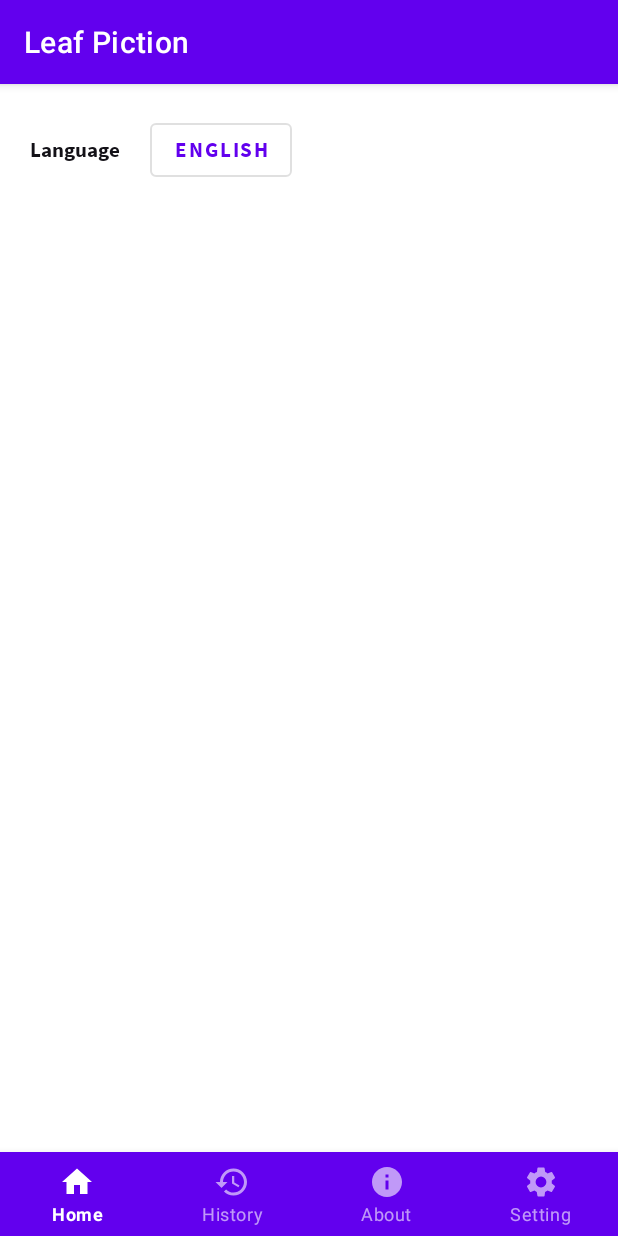
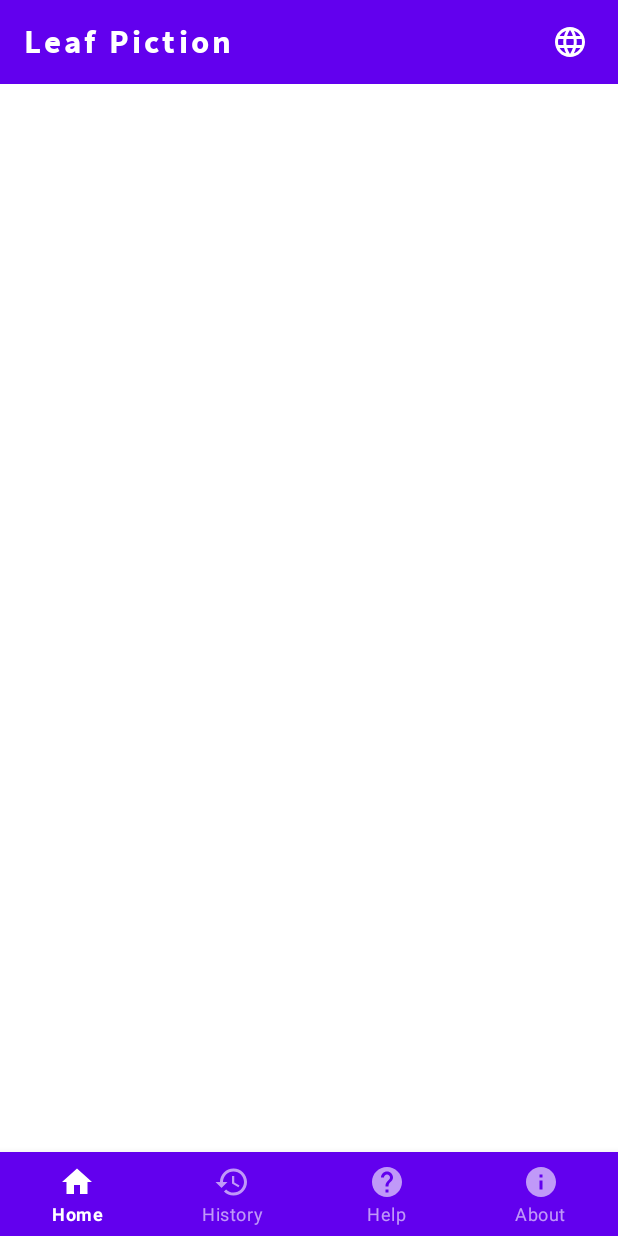
Before and after one commit to AjonG04/HLB, an Android app: the fragment HelpFragment placed in its activity, on a phone screen of 412 x 824 dp. Run offline under Robolectric (Android 15) with nearby library versions, the phone set to English and light mode, and no system bars.

Commit message:
Change Toolbar - Language Option, Help Menu

```diff
--- a/app/src/main/AndroidManifest.xml
+++ b/app/src/main/AndroidManifest.xml
@@ -30,6 +30,7 @@
         </activity>
         <activity
             android:name=".Activities.MainActivity"
+            android:theme="@style/NoActionBar"
             android:screenOrientation="portrait">
             <intent-filter>
                 <action android:name="android.intent.action.MAIN" />
--- a/app/src/main/java/com/example/leafpiction/Activities/MainActivity.java
+++ b/app/src/main/java/com/example/leafpiction/Activities/MainActivity.java
@@ -21,11 +21,12 @@ import android.os.Bundle;
 import android.provider.MediaStore;
 import android.view.MenuItem;
 import android.view.View;
+import android.widget.ImageView;
 
 import com.example.leafpiction.Fragments.AboutFragment;
 import com.example.leafpiction.Fragments.HistoryFragment;
 import com.example.leafpiction.Fragments.HomeFragment;
-import com.example.leafpiction.Fragments.SettingFragment;
+import com.example.leafpiction.Fragments.HelpFragment;
 import com.example.leafpiction.R;
 import com.google.android.material.bottomnavigation.BottomNavigationView;
 
@@ -36,6 +37,8 @@ import java.util.Locale;
 public class MainActivity extends AppCompatActivity {
 
     BottomNavigationView bottomNavigationView;
+    ImageView changeLang;
+
     private static final int CAMERA_REQUEST = 1888;
 
     SharedPreferences pref;
@@ -54,6 +57,14 @@ public class MainActivity extends AppCompatActivity {
 
         bottomNavigationView = (BottomNavigationView)findViewById(R.id.bottom_navigation);
         getSupportFragmentManager().beginTransaction().replace(R.id.fragment_container, new HomeFragment()).commit();
+
+        changeLang = findViewById(R.id.img_change_language);
+        changeLang.setOnClickListener(new View.OnClickListener() {
+            @Override
+            public void onClick(View view) {
+                changeLanguage();
+            }
+        });
 
         pref = getSharedPreferences("MyPref", Context.MODE_PRIVATE);
         editor = pref.edit();
@@ -90,8 +101,8 @@ public class MainActivity extends AppCompatActivity {
             case R.id.about:
                 selectedFragment = new AboutFragment();
                 break;
-            case R.id.setting:
-                selectedFragment = new SettingFragment();
+            case R.id.help:
+                selectedFragment = new HelpFragment();
                 break;
         }
 
@@ -163,9 +174,7 @@ public class MainActivity extends AppCompatActivity {
         getSupportFragmentManager().beginTransaction().replace(R.id.fragment_container, selectedFragment).commit();
     }
 
-    public void changeLanguage(View view){
-
-//        String mystring = getResources().getString(R.string.mystring);
+    public void changeLanguage(){
 
         String[] language = {
                 "English",
--- a/app/src/main/java/com/example/leafpiction/Fragments/SettingFragment.java
+++ b/app/src/main/java/com/example/leafpiction/Fragments/HelpFragment.java
@@ -13,9 +13,9 @@ import androidx.fragment.app.Fragment;
 /**
  * A simple {@link Fragment} subclass.
  */
-public class SettingFragment extends Fragment {
+public class HelpFragment extends Fragment {
 
-    public SettingFragment() {
+    public HelpFragment() {
         // Required empty public constructor
     }
 
@@ -24,6 +24,6 @@ public class SettingFragment extends Fragment {
     public View onCreateView(LayoutInflater inflater, ViewGroup container,
                              Bundle savedInstanceState) {
         // Inflate the layout for this fragment
-        return inflater.inflate(R.layout.fragment_setting, container, false);
+        return inflater.inflate(R.layout.fragment_help, container, false);
     }
 }
--- /dev/null
+++ b/app/src/main/res/drawable-v24/ic_baseline_language_24.xml
@@ -0,0 +1,5 @@
+<vector android:height="24dp" android:tint="#FFFFFF"
+    android:viewportHeight="24" android:viewportWidth="24"
+    android:width="24dp" xmlns:android="http://schemas.android.com/apk/res/android">
+    <path android:fillColor="@android:color/white" android:pathData="M11.99,2C6.47,2 2,6.48 2,12s4.47,10 9.99,10C17.52,22 22,17.52 22,12S17.52,2 11.99,2zM18.92,8h-2.95c-0.32,-1.25 -0.78,-2.45 -1.38,-3.56 1.84,0.63 3.37,1.91 4.33,3.56zM12,4.04c0.83,1.2 1.48,2.53 1.91,3.96h-3.82c0.43,-1.43 1.08,-2.76 1.91,-3.96zM4.26,14C4.1,13.36 4,12.69 4,12s0.1,-1.36 0.26,-2h3.38c-0.08,0.66 -0.14,1.32 -0.14,2 0,0.68 0.06,1.34 0.14,2L4.26,14zM5.08,16h2.95c0.32,1.25 0.78,2.45 1.38,3.56 -1.84,-0.63 -3.37,-1.9 -4.33,-3.56zM8.03,8L5.08,8c0.96,-1.66 2.49,-2.93 4.33,-3.56C8.81,5.55 8.35,6.75 8.03,8zM12,19.96c-0.83,-1.2 -1.48,-2.53 -1.91,-3.96h3.82c-0.43,1.43 -1.08,2.76 -1.91,3.96zM14.34,14L9.66,14c-0.09,-0.66 -0.16,-1.32 -0.16,-2 0,-0.68 0.07,-1.35 0.16,-2h4.68c0.09,0.65 0.16,1.32 0.16,2 0,0.68 -0.07,1.34 -0.16,2zM14.59,19.56c0.6,-1.11 1.06,-2.31 1.38,-3.56h2.95c-0.96,1.65 -2.49,2.93 -4.33,3.56zM16.36,14c0.08,-0.66 0.14,-1.32 0.14,-2 0,-0.68 -0.06,-1.34 -0.14,-2h3.38c0.16,0.64 0.26,1.31 0.26,2s-0.1,1.36 -0.26,2h-3.38z"/>
+</vector>
--- /dev/null
+++ b/app/src/main/res/drawable/ic_baseline_help_24.xml
@@ -0,0 +1,5 @@
+<vector android:height="24dp" android:tint="#FFFFFF"
+    android:viewportHeight="24" android:viewportWidth="24"
+    android:width="24dp" xmlns:android="http://schemas.android.com/apk/res/android">
+    <path android:fillColor="@android:color/white" android:pathData="M12,2C6.48,2 2,6.48 2,12s4.48,10 10,10 10,-4.48 10,-10S17.52,2 12,2zM13,19h-2v-2h2v2zM15.07,11.25l-0.9,0.92C13.45,12.9 13,13.5 13,15h-2v-0.5c0,-1.1 0.45,-2.1 1.17,-2.83l1.24,-1.26c0.37,-0.36 0.59,-0.86 0.59,-1.41 0,-1.1 -0.9,-2 -2,-2s-2,0.9 -2,2L8,9c0,-2.21 1.79,-4 4,-4s4,1.79 4,4c0,0.88 -0.36,1.68 -0.93,2.25z"/>
+</vector>
--- a/app/src/main/res/layout/activity_main.xml
+++ b/app/src/main/res/layout/activity_main.xml
@@ -7,8 +7,43 @@
     android:layout_height="match_parent"
     tools:context=".Activities.MainActivity">
 
+    <androidx.appcompat.widget.Toolbar
+        android:id="@+id/toolbar"
+        android:layout_height="wrap_content"
+        android:layout_width="match_parent"
+        android:minHeight="?attr/actionBarSize"
+        android:background="@color/colorPrimary">
+
+        <TextView
+            android:id="@+id/toolbar_title"
+            android:layout_width="wrap_content"
+            android:layout_height="wrap_content"
+            android:fontFamily="@font/sourcesansprobold"
+            android:textColor="@color/white"
+            android:text="Leaf Piction"
+            android:textSize="22sp"
+            android:letterSpacing="0.1"/>
+
+        <LinearLayout
+            android:layout_width="match_parent"
+            android:layout_height="match_parent"
+            android:gravity="right|center_horizontal"
+            android:paddingEnd="20dp">
+
+            <ImageView
+                android:id="@+id/img_change_language"
+                android:layout_width="wrap_content"
+                android:layout_height="match_parent"
+                android:src="@drawable/ic_baseline_language_24"
+                android:tint="@color/white"/>
+
+        </LinearLayout>
+
+    </androidx.appcompat.widget.Toolbar>
+
     <FrameLayout
         android:id="@+id/fragment_container"
+        android:layout_marginTop="?attr/actionBarSize"
         android:layout_width="match_parent"
         android:layout_height="match_parent"
         android:layout_above="@+id/bottom_navigation" />
@@ -23,7 +58,4 @@
         style="@style/Widget.MaterialComponents.BottomNavigationView.Colored"
         app:labelVisibilityMode="labeled" />
 
-<!--    app:itemIconTint="@drawable/tab_color"-->
-<!--    app:itemTextColor="@drawable/tab_color"-->
-
 </RelativeLayout>
--- /dev/null
+++ b/app/src/main/res/layout/fragment_help.xml
@@ -0,0 +1,9 @@
+<?xml version="1.0" encoding="utf-8"?>
+<FrameLayout xmlns:android="http://schemas.android.com/apk/res/android"
+    xmlns:tools="http://schemas.android.com/tools"
+    android:layout_width="match_parent"
+    android:layout_height="match_parent"
+    xmlns:app="http://schemas.android.com/apk/res-auto"
+    tools:context=".Fragments.HelpFragment">
+
+</FrameLayout>
--- a/app/src/main/res/layout/fragment_setting.xml
+++ /dev/null
@@ -1,35 +0,0 @@
-<?xml version="1.0" encoding="utf-8"?>
-<FrameLayout xmlns:android="http://schemas.android.com/apk/res/android"
-    xmlns:tools="http://schemas.android.com/tools"
-    android:layout_width="match_parent"
-    android:layout_height="match_parent"
-    xmlns:app="http://schemas.android.com/apk/res-auto"
-    tools:context=".Fragments.HomeFragment">
-
-    <LinearLayout
-        android:layout_width="match_parent"
-        android:layout_height="match_parent"
-        android:layout_margin="20dp">
-
-        <TextView
-            android:layout_width="wrap_content"
-            android:layout_height="wrap_content"
-            android:text="@string/txt_lang"
-            android:textSize="14dp"
-            android:textColor="@color/black"
-            android:fontFamily="@font/sourcesansprobold"/>
-
-        <Button
-            android:id="@+id/btn_changeLang"
-            android:onClick="changeLanguage"
-            style="?attr/materialButtonOutlinedStyle"
-            android:layout_width="wrap_content"
-            android:layout_height="wrap_content"
-            android:layout_marginLeft="20dp"
-            android:fontFamily="@font/sourcesansprobold"
-            android:text="@string/lang"
-            tools:ignore="OnClick" />
-
-    </LinearLayout>
-
-</FrameLayout>
--- a/app/src/main/res/menu/menu.xml
+++ b/app/src/main/res/menu/menu.xml
@@ -13,14 +13,13 @@
         android:icon="@drawable/ic_history"
         android:title="@string/history"/>
     <item
+        android:id="@+id/help"
+        android:enabled="true"
+        android:icon="@drawable/ic_baseline_help_24"
+        android:title="@string/help"/>
+    <item
         android:id="@+id/about"
         android:enabled="true"
         android:icon="@drawable/ic_info"
         android:title="@string/about"/>
-    <item
-        android:id="@+id/setting"
-        android:enabled="true"
-        android:icon="@drawable/ic_settings"
-        android:title="@string/setting"/>
-
 </menu>
--- a/app/src/main/res/values/strings.xml
+++ b/app/src/main/res/values/strings.xml
@@ -5,7 +5,7 @@
     <!-- String for Bottom Navigation Menu -->
     <string name="home">Home</string>
     <string name="history">History</string>
-    <string name="setting">Setting</string>
+    <string name="help">Help</string>
     <string name="about">About</string>
 
     <!-- String for Fragment Home  -->
```
Also changed, not shown: 1 other file.
